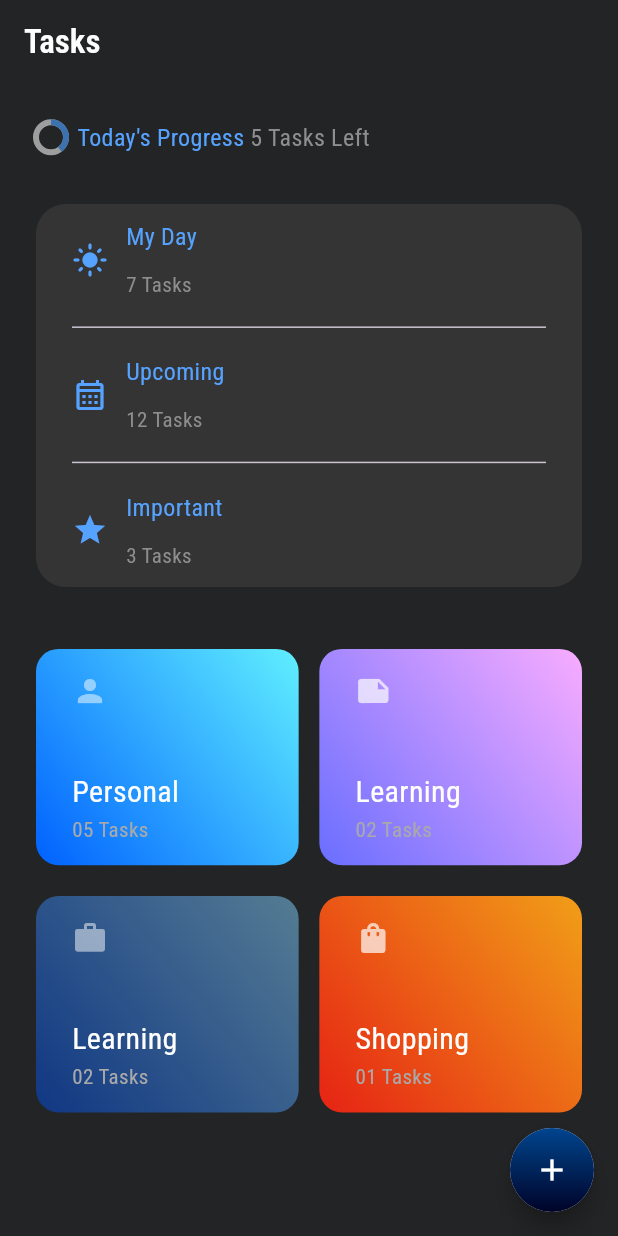
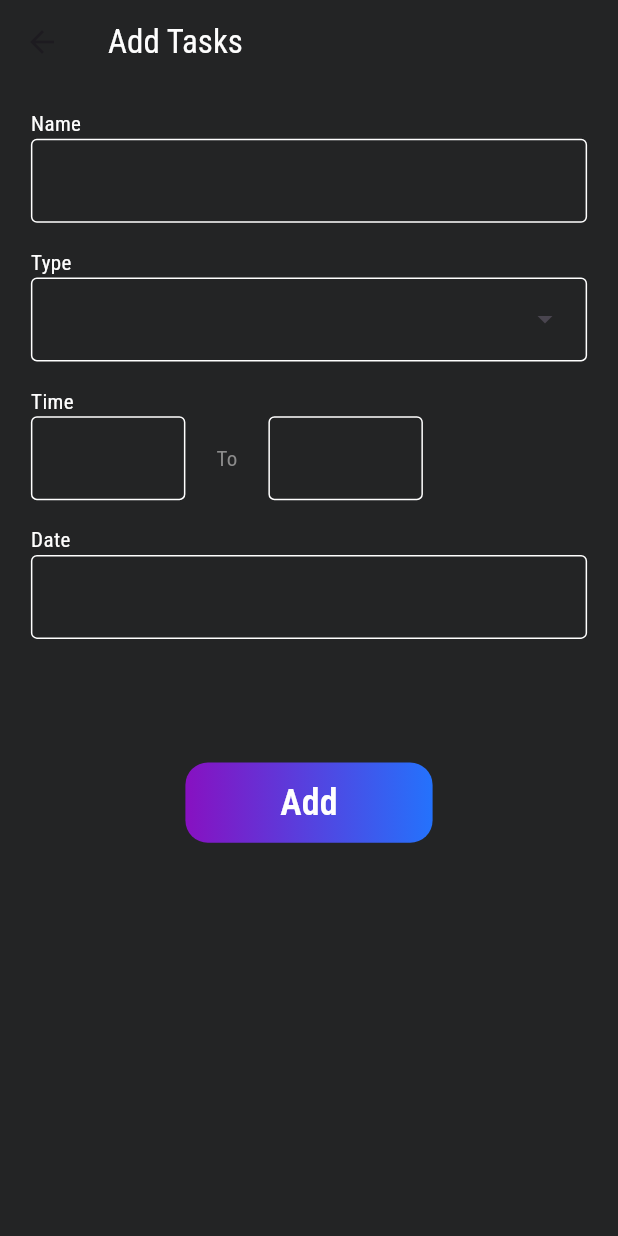
Before and after one commit to AliRaouf/TeknoSoft, a Flutter app: the screen it shows after launch, after a tap on the "add" icon, on a phone screen of 412 x 824 dp. Run offline on Flutter 3.47's test engine with Material 3 defaults, Android fonts, the phone set to English and light mode, and no system bars; our stand-ins replace bloc, easy_date_timeline, flutter_bloc, google_fonts, sqflite; missing offline and left inert: wheel_slider; accounts and stored records are empty.

Commit message:
almost done

```diff
--- /dev/null
+++ b/TeknoSoft/ToDo_App/lib/bloc/sql/sql_cubit.dart
@@ -0,0 +1,63 @@
+import 'package:bloc/bloc.dart';
+import 'package:flutter_bloc/flutter_bloc.dart';
+import 'package:meta/meta.dart';
+import 'package:todo_app/model/todo_model.dart';
+
+import '../../utils/dbhelper.dart';
+
+part 'sql_state.dart';
+
+class SqlCubit extends Cubit<SqlState> {
+  SqlCubit() : super(SqlInitial());
+  static SqlCubit get(context) =>BlocProvider.of(context);
+  List<Todo>? taskList;
+  loadTasks() async {
+    emit(LoadTasksLoading());
+    try {
+      final tasks = await DBHelper.getTasks();
+      taskList= tasks;
+      print("Success");
+      emit(LoadTasksSuccess());
+    } on Exception catch (e) {
+      print(e);
+      emit(LoadTasksError());
+    }
+  }
+
+  Future<void> addTask(Todo task) async {
+    emit(AddTaskLoading());
+    try {
+      await DBHelper.insertTask(task);
+      loadTasks();
+      emit(AddTaskSuccess());
+      print("Added");
+    } on Exception catch (e) {
+      print(e);
+      emit(AddTaskError());
+    }
+  }
+
+  Future<void> updateTask(Todo task) async {
+    emit(UpdateTaskLoading());
+    try {
+      await DBHelper.updateTask(task);
+      loadTasks();
+      emit(UpdateTaskSuccess());
+    } on Exception catch (e) {
+      print(e);
+      emit(UpdateTaskError());
+    }
+  }
+
+  Future<void> deleteTask(Todo task) async {
+    emit(DeleteTaskLoading());
+    try {
+      await DBHelper.deleteTask(task);
+      loadTasks();
+      emit(DeleteTaskSuccess());
+    } on Exception catch (e) {
+      print(e);
+      emit(DeleteTaskError());
+    }
+  }
+}
--- /dev/null
+++ b/TeknoSoft/ToDo_App/lib/bloc/sql/sql_state.dart
@@ -0,0 +1,18 @@
+part of 'sql_cubit.dart';
+
+@immutable
+abstract class SqlState {}
+
+class SqlInitial extends SqlState {}
+class LoadTasksLoading extends SqlState {}
+class LoadTasksSuccess extends SqlState {}
+class LoadTasksError extends SqlState {}
+class AddTaskLoading extends SqlState {}
+class AddTaskSuccess extends SqlState {}
+class AddTaskError extends SqlState {}
+class UpdateTaskLoading extends SqlState {}
+class UpdateTaskSuccess extends SqlState {}
+class UpdateTaskError extends SqlState {}
+class DeleteTaskLoading extends SqlState {}
+class DeleteTaskSuccess extends SqlState {}
+class DeleteTaskError extends SqlState {}
--- a/TeknoSoft/ToDo_App/lib/model/todo_model.dart
+++ b/TeknoSoft/ToDo_App/lib/model/todo_model.dart
@@ -2,6 +2,7 @@ class Todo {
   int? id;
   String name;
   String time;
+  String date;
   String type;
   String favorite;
   String status;
@@ -10,6 +11,7 @@ class Todo {
       {this.id,
       required this.name,
       required this.time,
+        required this.date,
       required this.type,
       required this.favorite,
       required this.status});
@@ -18,6 +20,7 @@ Map<String,dynamic> toMap(){
     'id' : id,
     'name' : name,
     'time' : time,
+    'date' : date,
     'type' : type,
     'favorite' : favorite,
     'status' : status
--- /dev/null
+++ b/TeknoSoft/ToDo_App/lib/screens/add_task_screen.dart
@@ -0,0 +1,238 @@
+import 'package:flutter/material.dart';
+import 'package:flutter_bloc/flutter_bloc.dart';
+import 'package:google_fonts/google_fonts.dart';
+import 'package:todo_app/bloc/sql/sql_cubit.dart';
+import 'package:todo_app/model/todo_model.dart';
+
+class AddTaskScreen extends StatelessWidget {
+  AddTaskScreen({super.key});
+
+  List<String> types = ['Personal', 'Learning', 'Work', 'Experience'];
+  TextEditingController nameController = TextEditingController();
+  TextEditingController typeController = TextEditingController();
+  TextEditingController timeFromController = TextEditingController();
+  TextEditingController timeToController = TextEditingController();
+  TextEditingController dateController = TextEditingController();
+
+  @override
+  Widget build(BuildContext context) {
+    double h = MediaQuery.of(context).size.height;
+    double w = MediaQuery.of(context).size.width;
+    var cubit = SqlCubit.get(context);
+    return BlocConsumer<SqlCubit, SqlState>(
+      listener: (context, state) {
+        if (state is AddTaskSuccess) {
+          Navigator.pop(context);
+        }
+      },
+      builder: (context, state) {
+        return Scaffold(
+          floatingActionButtonLocation:
+              FloatingActionButtonLocation.centerFloat,
+          backgroundColor: Color(0xff232425),
+          appBar: AppBar(
+            title: Text(
+              "Add Tasks",
+              style: GoogleFonts.robotoCondensed(color: Color(0xfffefefe)),
+            ),
+          ),
+          body: SingleChildScrollView(
+            child: Padding(
+              padding: EdgeInsets.symmetric(
+                  vertical: h * 0.02, horizontal: w * 0.05),
+              child: Column(
+                children: [
+                  Column(
+                    children: [
+                      Row(
+                        children: [
+                          Text(
+                            "Name",
+                            style: GoogleFonts.robotoCondensed(
+                                color: Color(0xfffefefe)),
+                          ),
+                        ],
+                      ),
+                      TextField(
+                        controller: nameController,
+                        style: TextStyle(color: Color(0xfffefefe)),
+                        decoration: InputDecoration(
+                            border: OutlineInputBorder(),
+                            enabledBorder: OutlineInputBorder(
+                                borderSide: BorderSide(color: Colors.white))),
+                      ),
+                    ],
+                  ),
+                  SizedBox(
+                    height: h * 0.02,
+                  ),
+                  Column(
+                    children: [
+                      Row(
+                        children: [
+                          Text(
+                            "Type",
+                            style: GoogleFonts.robotoCondensed(
+                                color: Color(0xfffefefe)),
+                          ),
+                        ],
+                      ),
+                      SizedBox(
+                        width: w,
+                        child: DropdownMenu<String>(
+                          width: w * 0.9,
+                          inputDecorationTheme: InputDecorationTheme(
+                              border: OutlineInputBorder(),
+                              enabledBorder: OutlineInputBorder(
+                                  borderSide: BorderSide(color: Colors.white))),
+                          controller: typeController,
+                          textStyle: GoogleFonts.robotoCondensed(
+                              color: Color(0xfffefefe)),
+                          dropdownMenuEntries: types.map((item) {
+                            return DropdownMenuEntry(
+                              value: item,
+                              label: item.toString(),
+                            );
+                          }).toList(),
+                          onSelected: (value) {
+                            typeController.text = value!;
+                          },
+                        ),
+                      )
+                    ],
+                  ),
+                  SizedBox(
+                    height: h * 0.02,
+                  ),
+                  Column(
+                    children: [
+                      Row(
+                        children: [
+                          Text(
+                            "Time",
+                            style: GoogleFonts.robotoCondensed(
+                                color: Color(0xfffefefe)),
+                          ),
+                        ],
+                      ),
+                      Row(
+                        children: [
+                          SizedBox(
+                            width: w * 0.25,
+                            child: TextField(
+                              style: TextStyle(color: Color(0xfffefefe)),
+                              controller: timeFromController,
+                              decoration: InputDecoration(
+                                  border: OutlineInputBorder(),
+                                  enabledBorder: OutlineInputBorder(
+                                      borderSide:
+                                          BorderSide(color: Colors.white))),
+                            ),
+                          ),
+                          Padding(
+                            padding: EdgeInsets.symmetric(horizontal: w * 0.05),
+                            child: Text(
+                              "To",
+                              style: GoogleFonts.robotoCondensed(
+                                  color: Color(0xff8b8b8b)),
+                            ),
+                          ),
+                          SizedBox(
+                            width: w * 0.25,
+                            child: TextField(
+                              controller: timeToController,
+                              style: TextStyle(color: Color(0xfffefefe)),
+                              decoration: InputDecoration(
+                                  border: OutlineInputBorder(),
+                                  enabledBorder: OutlineInputBorder(
+                                      borderSide:
+                                          BorderSide(color: Colors.white))),
+                            ),
+                          ),
+                        ],
+                      ),
+                    ],
+                  ),
+                  SizedBox(
+                    height: h * 0.02,
+                  ),
+                  Column(
+                    children: [
+                      Row(
+                        children: [
+                          Text(
+                            "Date",
+                            style: GoogleFonts.robotoCondensed(
+                                color: Color(0xfffefefe)),
+                          ),
+                        ],
+                      ),
+                      TextField(
+                        controller: dateController,
+                        style: TextStyle(color: Color(0xfffefefe)),
+                        onTap: () async {
+                          final DateTime? picked = await showDatePicker(
+                            context: context,
+                            initialDate: DateTime.now(),
+                            firstDate: DateTime.now(),
+                            lastDate: DateTime.now().add(Duration(days: 7)),
+                          );
+                          if (picked != null)
+                            print({dateController.text = picked.toString()});
+                        },
+                        decoration: InputDecoration(
+                            border: OutlineInputBorder(),
+                            enabledBorder: OutlineInputBorder(
+                                borderSide: BorderSide(color: Colors.white))),
+                      ),
+                    ],
+                  ),
+                  Container(
+                    margin: EdgeInsets.only(top: h * 0.1),
+                    width: w * 0.4,
+                    height: h * 0.065,
+                    decoration: BoxDecoration(
+                      borderRadius: BorderRadius.circular(15),
+                      gradient: const LinearGradient(
+                        colors: [Color(0xFF8711C1), Color(0xFF2472FC)],
+                        begin: Alignment.centerLeft,
+                        end: Alignment.centerRight,
+                      ),
+                    ),
+                    child: ElevatedButton(
+                      style: ButtonStyle(
+                          backgroundColor: const MaterialStatePropertyAll(
+                              Colors.transparent),
+                          shadowColor: const MaterialStatePropertyAll(
+                              Colors.transparent),
+                          shape: MaterialStatePropertyAll(
+                              RoundedRectangleBorder(
+                                  borderRadius: BorderRadius.circular(15)))),
+                      onPressed: () async {
+                        await cubit.addTask(Todo(
+                            name: nameController.text,
+                            time:
+                                '${timeFromController.text} : ${timeToController.text}',
+                            date: dateController.text,
+                            type: typeController.text,
+                            favorite: 'False',
+                            status: 'Waiting'));
+                      },
+                      child: Text(
+                        "Add",
+                        style: GoogleFonts.robotoCondensed(
+                            color: const Color(0xfffefefe),
+                            fontSize: 24,
+                            fontWeight: FontWeight.w600),
+                      ),
+                    ),
+                  )
+                ],
+              ),
+            ),
+          ),
+        );
+      },
+    );
+  }
+}
--- a/TeknoSoft/ToDo_App/lib/screens/homescreen.dart
+++ b/TeknoSoft/ToDo_App/lib/screens/homescreen.dart
@@ -1,15 +1,31 @@
 import 'package:flutter/cupertino.dart';
 import 'package:flutter/material.dart';
+import 'package:flutter/widgets.dart';
 import 'package:google_fonts/google_fonts.dart';
+import 'package:todo_app/bloc/sql/sql_cubit.dart';
+import 'package:todo_app/screens/tasks_screen.dart';
 
-class HomeScreen extends StatelessWidget {
+import 'add_task_screen.dart';
+
+class HomeScreen extends StatefulWidget {
   const HomeScreen({super.key});
 
+  @override
+  State<HomeScreen> createState() => _HomeScreenState();
+}
+
+class _HomeScreenState extends State<HomeScreen> {
+  @override
+  void initState() {
+    SqlCubit.get(context).loadTasks();
+    super.initState();
+  }
   @override
   Widget build(BuildContext context) {
     double h = MediaQuery.of(context).size.height;
     double w = MediaQuery.of(context).size.width;
-    return Scaffold(floatingActionButton: FloatingActionButton(child:
+    return Scaffold(
+      floatingActionButton: FloatingActionButton(child:
     Container(
         width: w,
         height: h,
@@ -19,12 +35,14 @@ class HomeScreen extends StatelessWidget {
           borderRadius: BorderRadius.circular(999),
           gradient: LinearGradient(
             stops: [0, 1],
-            colors: [Color(0xFF00458e), Color(0xFF000328)],
+            colors: [ Color(0xFF8711C1),Color(0xFF2472FC)],
             begin: Alignment.topCenter,
             end: Alignment.bottomCenter,
           ),
         )),
-        shape: CircleBorder(), onPressed: () {},
+        shape: CircleBorder(), onPressed: () {
+      Navigator.push(context, MaterialPageRoute(builder: (context) => AddTaskScreen(),));
+      },
     ),
       backgroundColor: Color(0xff232425),
       appBar: AppBar(
@@ -35,7 +53,7 @@ class HomeScreen extends StatelessWidget {
         ),
       ),
       body: Padding(
-        padding: const EdgeInsets.symmetric(vertical: 24.0, horizontal: 24),
+        padding: EdgeInsets.symmetric(vertical: h*0.02, horizontal: w*0.05),
         child: Column(
           children: [
             Row(
@@ -71,11 +89,15 @@ class HomeScreen extends StatelessWidget {
               height: h*0.31,
               margin: EdgeInsets.only(top: h*0.04),
               child: Padding(
-                padding: const EdgeInsets.symmetric(horizontal: 24.0),
+                padding: EdgeInsets.symmetric(horizontal: w*0.07),
                 child: Column(
                   children: [
-                    Container(
-                      height: h*0.09,
+                    GestureDetector(onTap:() {
+              Navigator.push(context, MaterialPageRoute(builder: (context) => TasksScreen(),));
+                    },
+                      child: Container(color: Colors.transparent,
+                        height: h*0.09,width: w,
+                        child: GestureDetector(
                           child: Row(
                             children: [
                               Icon(
@@ -83,7 +105,7 @@ class HomeScreen extends StatelessWidget {
                                 color: Color(0xff56a2ff),
                               ),
                               Padding(
-                            padding: const EdgeInsets.only(left: 12.0),
+                                padding: EdgeInsets.only(left: w*0.03),
                                 child: Column(
                                   mainAxisAlignment: MainAxisAlignment.spaceEvenly,
                                   crossAxisAlignment: CrossAxisAlignment.start,
@@ -108,9 +130,14 @@ class HomeScreen extends StatelessWidget {
                             ],
                           ),
                         ),
+                      ),
+                    ),
                     Divider(),
-                    Container(
-                      height: h*0.09,
+                    GestureDetector(onTap:() {
+                      Navigator.push(context, MaterialPageRoute(builder: (context) => TasksScreen(),));
+                    },
+                      child: Container(color: Colors.transparent,
+                        height: h*0.09,width: w,
                         child: Row(
                           children: [
                             Icon(
@@ -118,7 +145,7 @@ class HomeScreen extends StatelessWidget {
                               color: Color(0xff56a2ff),
                             ),
                             Padding(
-                            padding: const EdgeInsets.only(left: 12.0),
+                              padding: EdgeInsets.only(left: w*0.03),
                               child: Column(
                                 mainAxisAlignment: MainAxisAlignment.spaceEvenly,
                                 crossAxisAlignment: CrossAxisAlignment.start,
@@ -143,9 +170,13 @@ class HomeScreen extends StatelessWidget {
                           ],
                         ),
                       ),
+                    ),
                     Divider(),
-                    Container(
-                      height: h*0.09,
+                    GestureDetector(onTap:() {
+                      Navigator.push(context, MaterialPageRoute(builder: (context) => TasksScreen(),));
+                    },
+                      child: Container(color: Colors.transparent,
+                        height: h*0.09,width: w,
                         child: Row(
                           children: [
                             Icon(
@@ -153,7 +184,7 @@ class HomeScreen extends StatelessWidget {
                               color: Color(0xff56a2ff),
                             ),
                             Padding(
-                            padding: const EdgeInsets.only(left: 12.0),
+                              padding: EdgeInsets.only(left: w*0.03),
                               child: Column(
                                 mainAxisAlignment: MainAxisAlignment.spaceEvenly,
                                 crossAxisAlignment: CrossAxisAlignment.start,
@@ -177,6 +208,7 @@ class HomeScreen extends StatelessWidget {
                             )
                           ],
                         ),
+                      ),
                     )
                   ],
                 ),
@@ -190,7 +222,7 @@ class HomeScreen extends StatelessWidget {
               children: [
                 Container(
                     width: w * 0.425,
-                    height: h * 0.175,
+                    height: h * 0.18,
                     child: Padding(
                       padding: EdgeInsets.symmetric(vertical: 16.0,horizontal: 24),
                       child: Column(crossAxisAlignment: CrossAxisAlignment.start,
@@ -225,7 +257,7 @@ class HomeScreen extends StatelessWidget {
                     )),
                 Container(
                     width: w * 0.425,
-                    height: h * 0.175,
+                    height: h * 0.18,
                     child: Padding(
                       padding: EdgeInsets.symmetric(vertical: 16.0,horizontal: 24),
                       child: Column(crossAxisAlignment: CrossAxisAlignment.start,
@@ -268,7 +300,7 @@ class HomeScreen extends StatelessWidget {
               children: [
                 Container(
                     width: w * 0.425,
-                    height: h * 0.175,
+                    height: h * 0.18,
                     child: Padding(
                       padding: EdgeInsets.symmetric(vertical: 16.0,horizontal: 24),
                       child: Column(crossAxisAlignment: CrossAxisAlignment.start,
@@ -276,7 +308,7 @@ class HomeScreen extends StatelessWidget {
                           Icon(Icons.work,size: 24,color: Color(0xffFEFEFE).withOpacity(0.5),),
                           SizedBox(height: h*0.05,),
                           Text(
-                            "Learning",
+                            "Work",
                             style: GoogleFonts.robotoCondensed(
                                 color: Color(0xffFEFEFE),
                                 fontWeight: FontWeight.w400,
@@ -303,7 +335,7 @@ class HomeScreen extends StatelessWidget {
                     )),
                 Container(
                     width: w * 0.425,
-                    height: h * 0.175,
+                    height: h * 0.18,
                     child: Padding(
                       padding: EdgeInsets.symmetric(vertical: 16.0,horizontal: 24),
                       child: Column(crossAxisAlignment: CrossAxisAlignment.start,
--- a/TeknoSoft/ToDo_App/lib/src/app_root.dart
+++ b/TeknoSoft/ToDo_App/lib/src/app_root.dart
@@ -1,5 +1,7 @@
 import 'package:flutter/cupertino.dart';
 import 'package:flutter/material.dart';
+import 'package:flutter_bloc/flutter_bloc.dart';
+import 'package:todo_app/bloc/sql/sql_cubit.dart';
 
 import '../screens/homescreen.dart';
 
@@ -8,10 +10,14 @@ class AppRoot extends StatelessWidget {
 
   @override
   Widget build(BuildContext context) {
-    return MaterialApp(
-      theme: ThemeData(appBarTheme: AppBarTheme(backgroundColor: Colors.transparent)),
-      debugShowCheckedModeBanner: false,
-      home: HomeScreen(),
+    return BlocProvider(
+      create: (context) => SqlCubit()..loadTasks(),
+      child: MaterialApp(
+        theme: ThemeData(
+            appBarTheme: AppBarTheme(backgroundColor: Colors.transparent)),
+        debugShowCheckedModeBanner: false,
+        home: HomeScreen(),
+      ),
     );
   }
 }
--- a/TeknoSoft/ToDo_App/pubspec.yaml
+++ b/TeknoSoft/ToDo_App/pubspec.yaml
@@ -38,6 +38,8 @@ dependencies:
   google_fonts: ^6.2.1
   path: ^1.9.0
   sqflite: ^2.3.3+1
+  flutter_bloc: ^8.1.5
+  easy_date_timeline: ^1.0.7
 
 dev_dependencies:
   flutter_test:
```
Also changed, not shown: TeknoSoft/ToDo_App/lib/screens/tasks_screen.dart (added, +160 -0 lines), TeknoSoft/ToDo_App/lib/utils/dbhelper.dart (+5 -5 lines), TeknoSoft/ToDo_App/pubspec.lock. Lines whose indentation alone changed are shown as unchanged.
